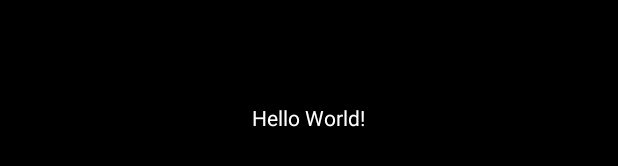
After one commit to Alexandr44/DigitalNomadsTestApp, an Android app: the layout fragment_news.xml on its own in the app's theme, with its tools: preview values and no code run, on a phone screen of 412 x 824 dp. The commit adds this screen. Shown: the part 500-666 px from the top of the screen. Run offline under Robolectric (Android 15) with nearby library versions, the phone set to English and light mode, and no system bars.

Commit message:
Добавлен layout

```diff
--- /dev/null
+++ b/app/src/main/res/layout/fragment_news.xml
@@ -0,0 +1,16 @@
+<?xml version="1.0" encoding="utf-8"?>
+<LinearLayout xmlns:android="http://schemas.android.com/apk/res/android"
+    xmlns:tools="http://schemas.android.com/tools"
+    android:orientation="vertical"
+    android:layout_width="match_parent"
+    android:layout_height="match_parent"
+    android:gravity="center"
+    tools:background="@android:color/black">
+
+    <TextView
+        android:layout_width="wrap_content"
+        android:layout_height="wrap_content"
+        android:text="Hello World!"
+        android:textColor="@android:color/white" />
+
+</LinearLayout>
--- a/app/src/main/res/values/strings.xml
+++ b/app/src/main/res/values/strings.xml
@@ -1,3 +1,4 @@
 <resources>
     <string name="app_name">DigitalNomadsTestApp</string>
+    <string name="hello_blank_fragment">Hello blank fragment</string>
 </resources>
```
Also changed, not shown: app/src/main/res/layout/activity_main.xml (+8 -10 lines).
